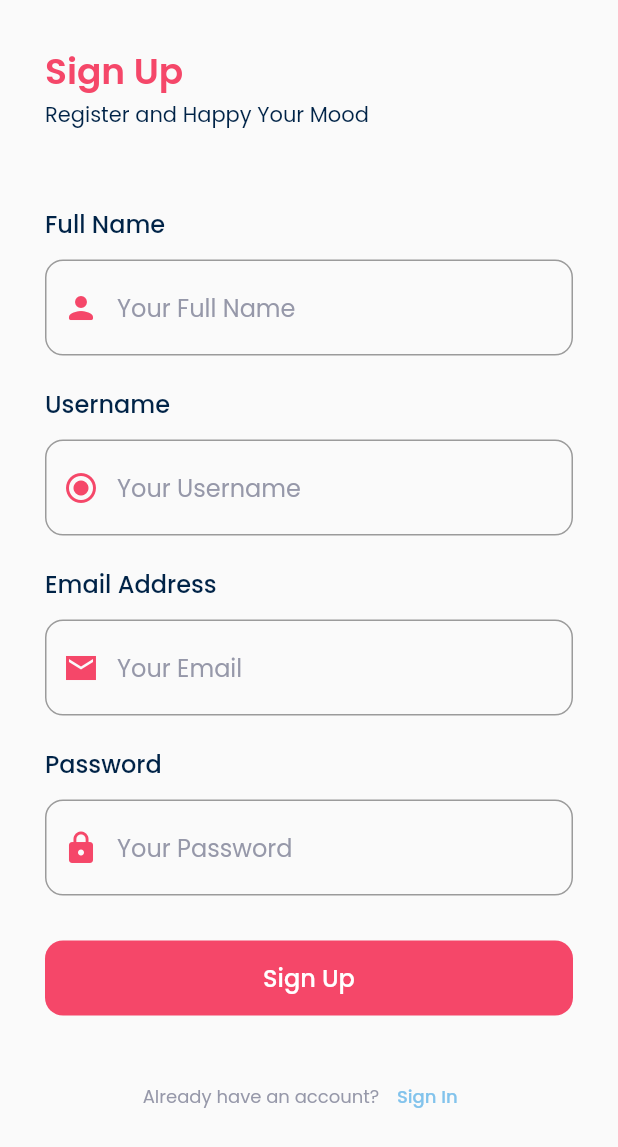
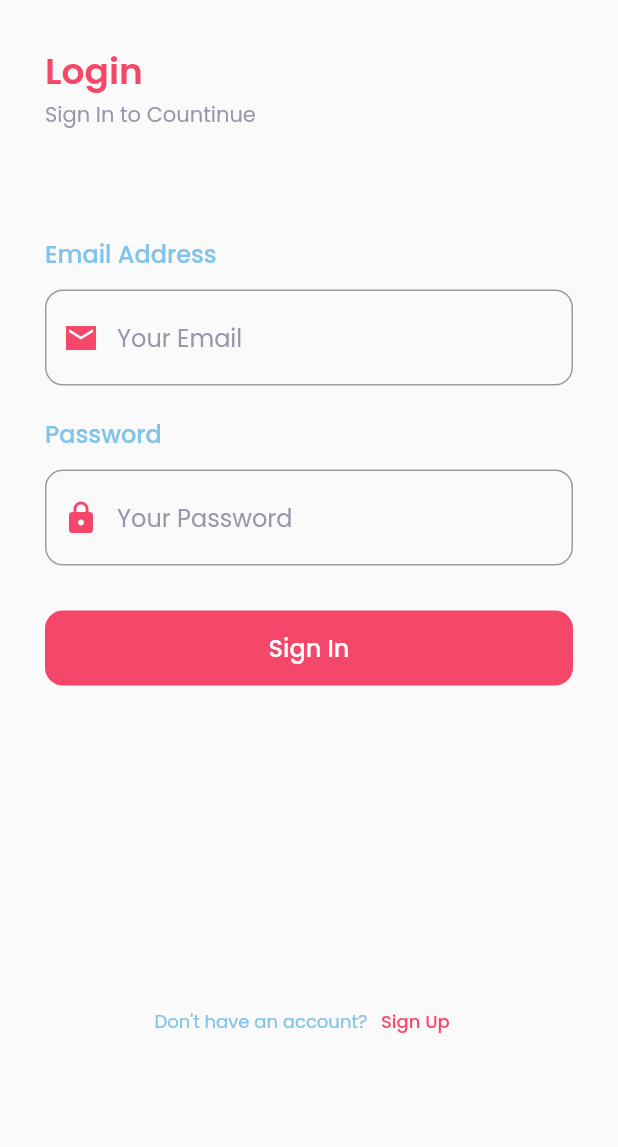
Before and after one commit to ibrahimmm999/Moodly, a Flutter app: the screen it shows after launch, after a tap on "Sign In", on a phone screen of 412 x 824 dp. Shown: the top 1147 px of the screen. Run offline on Flutter 3.47's test engine with Material 2 defaults, Android fonts, the phone set to English and light mode, and no system bars; our stand-ins replace google_fonts.

Commit message:
added sign in

```diff
--- a/lib/main.dart
+++ b/lib/main.dart
@@ -1,6 +1,8 @@
 import 'package:flutter/material.dart';
-import 'package:moodly/sign_up_page.dart';
-import 'package:moodly/splash_screen.dart';
+
+import 'sign_up_page.dart';
+import 'splash_screen.dart';
+import 'sign_in_page.dart';
 
 void main() {
   runApp(const MyApp());
@@ -16,6 +18,7 @@ class MyApp extends StatelessWidget {
       routes: {
         '/': (context) => const SplashScreen(),
         '/sign-up': (context) => SignUpPage(),
+        '/sign-in': (context) => SignInPage(),
       },
     );
   }
--- /dev/null
+++ b/lib/sign_in_page.dart
@@ -0,0 +1,118 @@
+import 'package:flutter/material.dart';
+
+import 'shared/theme.dart';
+import 'widgets/custom_button.dart';
+import 'widgets/custom_text_form_field.dart';
+
+class SignInPage extends StatelessWidget {
+  SignInPage({Key? key}) : super(key: key);
+
+  final TextEditingController emailController = TextEditingController(text: '');
+  final TextEditingController passwordController =
+      TextEditingController(text: '');
+  @override
+  Widget build(BuildContext context) {
+    Widget inputEmail() {
+      return CustomTextFormField(
+        icon: Icon(
+          Icons.email_sharp,
+          color: primaryColor,
+        ),
+        hintText: 'Your Email',
+        controller: emailController,
+        radiusBorder: defaultRadius,
+      );
+    }
+
+    Widget inputPassword() {
+      return CustomTextFormField(
+        icon: Icon(Icons.lock, color: primaryColor),
+        controller: passwordController,
+        hintText: 'Your Password',
+        obscureText: true,
+        radiusBorder: defaultRadius,
+      );
+    }
+
+    Widget submitButton() {
+      return CustomButton(
+          radiusButton: defaultRadius,
+          buttonColor: primaryColor,
+          buttonText: "Sign In",
+          widthButton: double.infinity,
+          onPressed: () {},
+          heightButton: 50);
+    }
+
+    return Scaffold(
+      body: SingleChildScrollView(
+        child: SafeArea(
+          child: Container(
+            margin: EdgeInsets.all(defaultMargin),
+            child:
+                Column(crossAxisAlignment: CrossAxisAlignment.start, children: [
+              Text(
+                "Login",
+                style: primaryColorText.copyWith(
+                    fontSize: 24, fontWeight: semibold),
+              ),
+              Text(
+                "Sign In to Countinue",
+                style: greyText.copyWith(fontSize: 14),
+              ),
+              const SizedBox(
+                height: 70,
+              ),
+              Text(
+                "Email Address",
+                style: secondaryColorText.copyWith(
+                    fontSize: 16, fontWeight: medium),
+              ),
+              const SizedBox(
+                height: 12,
+              ),
+              inputEmail(),
+              const SizedBox(
+                height: 20,
+              ),
+              Text(
+                "Password",
+                style: secondaryColorText.copyWith(
+                    fontSize: 16, fontWeight: medium),
+              ),
+              const SizedBox(
+                height: 12,
+              ),
+              inputPassword(),
+              const SizedBox(
+                height: 30,
+              ),
+              submitButton(),
+              const SizedBox(
+                height: 200,
+              ),
+              Row(
+                mainAxisAlignment: MainAxisAlignment.center,
+                children: [
+                  Text(
+                    "Don't have an account?",
+                    style: secondaryColorText.copyWith(fontSize: 12),
+                  ),
+                  TextButton(
+                      onPressed: () {
+                        Navigator.pushNamed(context, '/sign-up');
+                      },
+                      child: Text(
+                        "Sign Up",
+                        style: primaryColorText.copyWith(
+                            fontSize: 12, fontWeight: medium),
+                      ))
+                ],
+              )
+            ]),
+          ),
+        ),
+      ),
+    );
+  }
+}
--- a/lib/sign_up_page.dart
+++ b/lib/sign_up_page.dart
@@ -74,6 +74,7 @@ class SignUpPage extends StatelessWidget {
 
     return Scaffold(
       body: SingleChildScrollView(
+        child: SafeArea(
           child: Container(
             margin: EdgeInsets.all(defaultMargin),
             child: Column(
@@ -147,7 +148,9 @@ class SignUpPage extends StatelessWidget {
                       style: greyText.copyWith(fontSize: 12),
                     ),
                     TextButton(
-                      onPressed: () {},
+                        onPressed: () {
+                          Navigator.pushNamed(context, '/sign-in');
+                        },
                         child: Text(
                           "Sign In",
                           style: secondaryColorText.copyWith(
@@ -159,6 +162,7 @@ class SignUpPage extends StatelessWidget {
             ),
           ),
         ),
+      ),
     );
   }
 }
```
Lines whose indentation alone changed are shown as unchanged.
